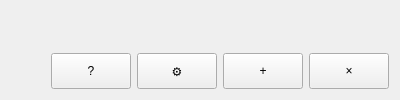
Old version of the form ui/tabs/synthesis-tab.ui in the repository VadmanBat/reg-valve.
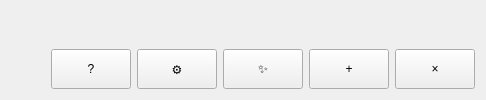
New version of the form.

The edit to the form file:
```diff
--- a/ui/tabs/synthesis-tab.ui
+++ b/ui/tabs/synthesis-tab.ui
@@ -44,8 +44,8 @@
        </property>
        <property name="minimumSize">
         <size>
-         <width>36</width>
-         <height>36</height>
+         <width>40</width>
+         <height>40</height>
         </size>
        </property>
       </widget>
@@ -63,8 +63,27 @@
        </property>
        <property name="minimumSize">
         <size>
-         <width>36</width>
-         <height>36</height>
+         <width>40</width>
+         <height>40</height>
+        </size>
+       </property>
+      </widget>
+     </item>
+     <item>
+      <widget class="QPushButton" name="autoSynthButton">
+       <property name="objectName">
+        <string notr="true">autoSynthButton</string>
+       </property>
+       <property name="toolTip">
+        <string>Автосинтез регулятора (PI по переходной ОУ)</string>
+       </property>
+       <property name="text">
+        <string>✨</string>
+       </property>
+       <property name="minimumSize">
+        <size>
+         <width>40</width>
+         <height>40</height>
         </size>
        </property>
       </widget>
@@ -82,8 +101,8 @@
        </property>
        <property name="minimumSize">
         <size>
-         <width>36</width>
-         <height>36</height>
+         <width>40</width>
+         <height>40</height>
         </size>
        </property>
       </widget>
@@ -101,8 +120,8 @@
        </property>
        <property name="minimumSize">
         <size>
-         <width>36</width>
-         <height>36</height>
+         <width>40</width>
+         <height>40</height>
         </size>
        </property>
       </widget>
```
